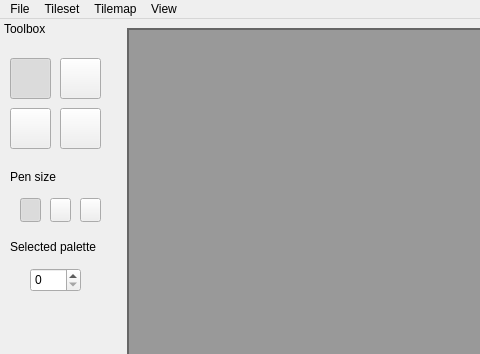
This is mainwindow.ui in LoxoSoftware/RetroMap as Qt 5 draws it before an edit; both pictures show x 0 to 480 and y 0 to 354 of the 900 by 600 pixel window. The edited form follows.
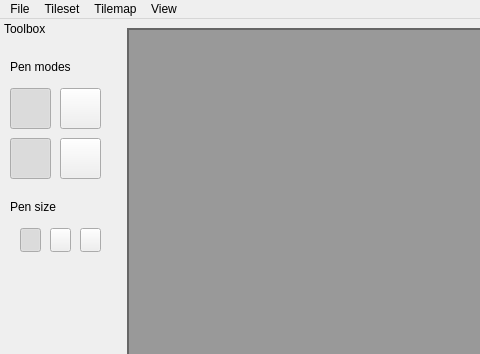
This is the edited form. Icons and pictures are not drawn.

Commit message: Implemented new pen modes behaviour and updated UI to reflect the changes

Patch:
```diff
--- a/mainwindow.ui
+++ b/mainwindow.ui
@@ -134,8 +134,8 @@
     <widget class="QPushButton" name="tlbFlipPen">
      <property name="geometry">
       <rect>
-       <x>10</x>
-       <y>70</y>
+       <x>60</x>
+       <y>100</y>
        <width>41</width>
        <height>41</height>
       </rect>
@@ -163,8 +163,8 @@
     <widget class="QPushButton" name="tlbPalettePen">
      <property name="geometry">
       <rect>
-       <x>60</x>
-       <y>70</y>
+       <x>10</x>
+       <y>100</y>
        <width>41</width>
        <height>41</height>
       </rect>
@@ -188,12 +188,15 @@
      <property name="checkable">
       <bool>true</bool>
      </property>
+     <property name="checked">
+      <bool>true</bool>
+     </property>
     </widget>
     <widget class="QPushButton" name="tlbPen">
      <property name="geometry">
       <rect>
        <x>10</x>
-       <y>20</y>
+       <y>50</y>
        <width>41</width>
        <height>41</height>
       </rect>
@@ -225,7 +228,7 @@
      <property name="geometry">
       <rect>
        <x>60</x>
-       <y>20</y>
+       <y>50</y>
        <width>41</width>
        <height>41</height>
       </rect>
@@ -250,37 +253,11 @@
       <bool>true</bool>
      </property>
     </widget>
-    <widget class="QLabel" name="label">
-     <property name="geometry">
-      <rect>
-       <x>10</x>
-       <y>200</y>
-       <width>91</width>
-       <height>18</height>
-      </rect>
-     </property>
-     <property name="text">
-      <string>Selected palette</string>
-     </property>
-    </widget>
-    <widget class="QSpinBox" name="spbPenPalette">
-     <property name="geometry">
-      <rect>
-       <x>30</x>
-       <y>230</y>
-       <width>51</width>
-       <height>24</height>
-      </rect>
-     </property>
-     <property name="maximum">
-      <number>15</number>
-     </property>
-    </widget>
     <widget class="QLabel" name="label_2">
      <property name="geometry">
       <rect>
        <x>10</x>
-       <y>130</y>
+       <y>160</y>
        <width>91</width>
        <height>18</height>
       </rect>
@@ -293,7 +270,7 @@
      <property name="geometry">
       <rect>
        <x>20</x>
-       <y>160</y>
+       <y>190</y>
        <width>21</width>
        <height>24</height>
       </rect>
@@ -316,7 +293,7 @@
      <property name="geometry">
       <rect>
        <x>50</x>
-       <y>160</y>
+       <y>190</y>
        <width>21</width>
        <height>24</height>
       </rect>
@@ -336,7 +313,7 @@
      <property name="geometry">
       <rect>
        <x>80</x>
-       <y>160</y>
+       <y>190</y>
        <width>21</width>
        <height>24</height>
       </rect>
@@ -352,6 +329,19 @@
       <bool>true</bool>
      </property>
     </widget>
+    <widget class="QLabel" name="label_3">
+     <property name="geometry">
+      <rect>
+       <x>10</x>
+       <y>20</y>
+       <width>91</width>
+       <height>18</height>
+      </rect>
+     </property>
+     <property name="text">
+      <string>Pen modes</string>
+     </property>
+    </widget>
    </widget>
   </widget>
   <widget class="QDockWidget" name="dckTiles">
```
Left out of the diff: 16 changed lines with no effect on the pictures. The commit also changes 4 other files.
